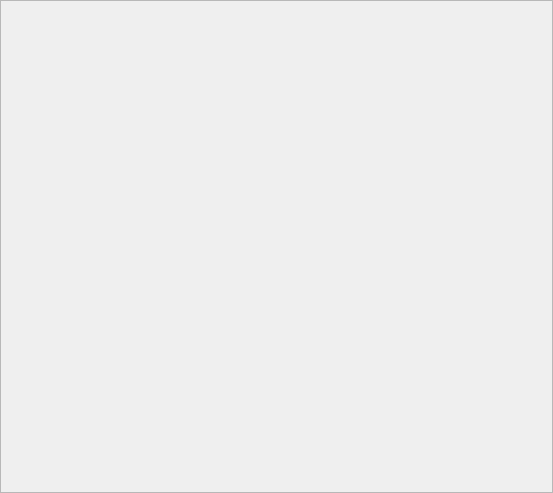
This is Widgets/FrmMessage/FrmContainer.ui in KangLin/RabbitIm as Qt 5 draws it before an edit. The edited form follows.
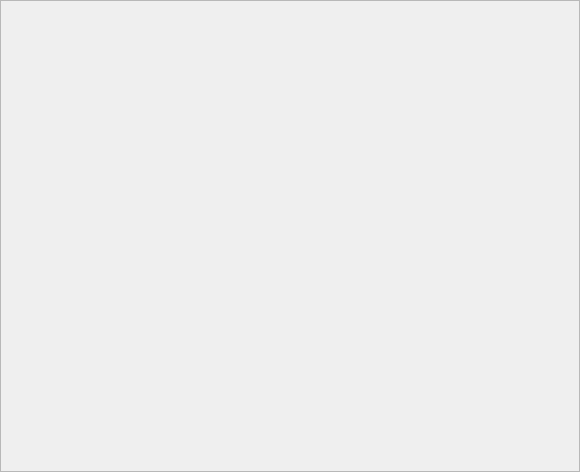
This is the edited form.

What changed in the file:
```diff
--- a/Widgets/FrmMessage/FrmContainer.ui
+++ b/Widgets/FrmMessage/FrmContainer.ui
@@ -6,8 +6,8 @@
    <rect>
     <x>0</x>
     <y>0</y>
-    <width>553</width>
-    <height>493</height>
+    <width>580</width>
+    <height>472</height>
    </rect>
   </property>
   <property name="windowTitle">
```
